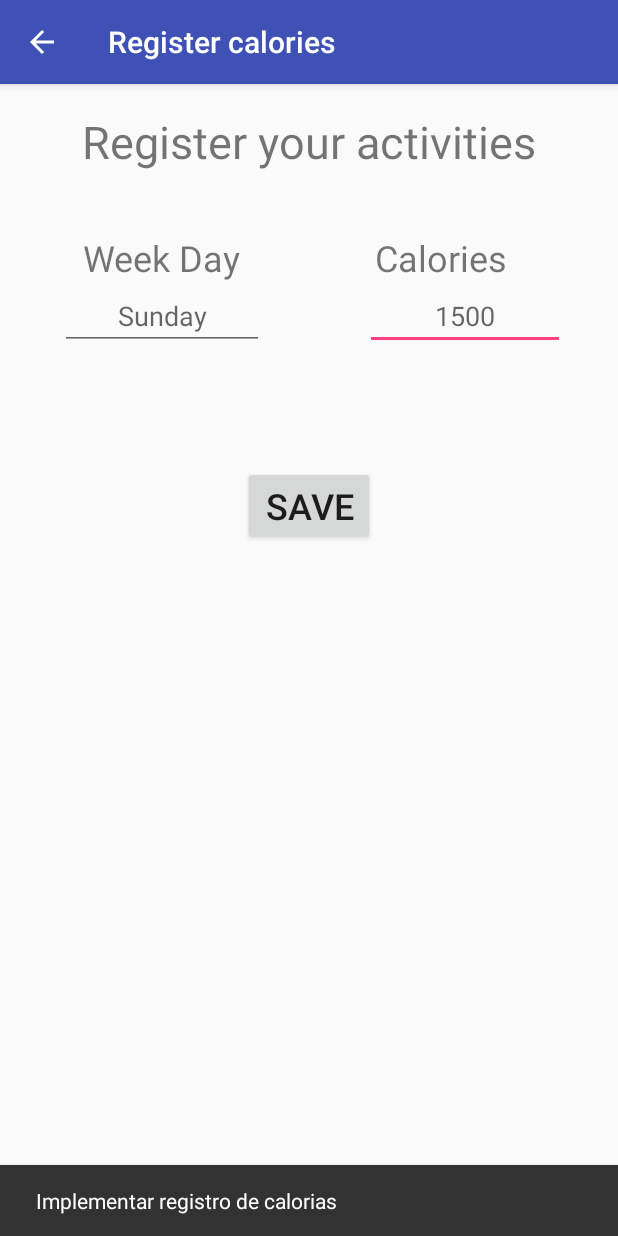
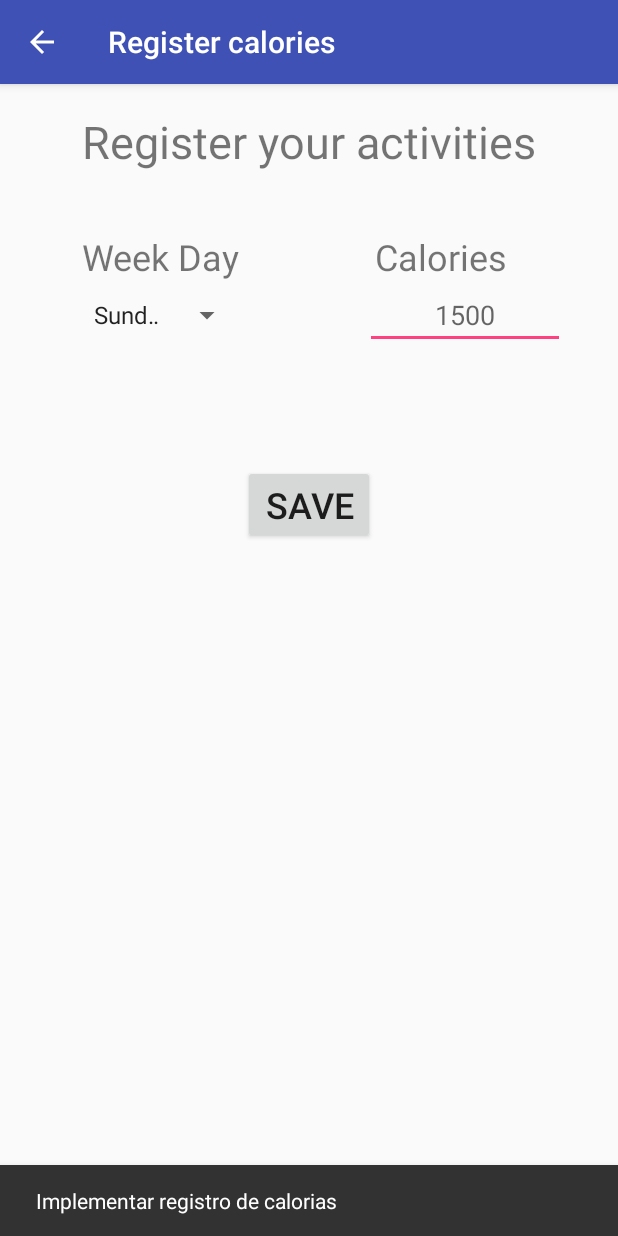
Before and after one commit to huguera10/iHealthy, an Android app: the RegisterNewCaloriesActivity screen opened directly, with no data from a screen before it, after a tap on "SAVE", on a phone screen of 412 x 824 dp. Run offline under Robolectric (Android 15) with nearby library versions, the phone set to English and light mode, and no system bars.

Commit message:
Update Calories Register Activity

```diff
--- a/app/src/main/java/com/ihealthy/ihealthy/RegisterNewCaloriesActivity.java
+++ b/app/src/main/java/com/ihealthy/ihealthy/RegisterNewCaloriesActivity.java
@@ -1,29 +1,42 @@
 package com.ihealthy.ihealthy;
 
-import android.content.Intent;
 import android.support.design.widget.Snackbar;
 import android.support.v7.app.AppCompatActivity;
 import android.os.Bundle;
+import android.view.MenuItem;
 import android.view.View;
-import android.widget.AdapterView;
 import android.widget.ArrayAdapter;
 import android.widget.Button;
 import android.widget.EditText;
-import android.widget.ListView;
+import android.widget.Spinner;
 
 public class RegisterNewCaloriesActivity extends AppCompatActivity {
+private Spinner spinner;
 
     @Override
     protected void onCreate(Bundle savedInstanceState) {
         super.onCreate(savedInstanceState);
         setContentView(R.layout.activity_register_new_calories);
-
         getSupportActionBar().setDisplayHomeAsUpEnabled(true);
 
         setTitle("Register calories");//Seta o título da activity
 
+        setWeekDaysSpinner();
+
         setSaveButton();
 
+    }
+
+    private void setWeekDaysSpinner(){
+        spinner = (Spinner) findViewById(R.id.spinner_weekdays);
+
+        // Create an ArrayAdapter using the string array and a default spinner layout
+        ArrayAdapter<CharSequence> adapter = ArrayAdapter.createFromResource(this,
+                R.array.weekdays, android.R.layout.simple_spinner_item);
+        // Specify the layout to use when the list of choices appears
+        adapter.setDropDownViewResource(android.R.layout.simple_spinner_dropdown_item);
+        // Apply the adapter to the spinner
+        spinner.setAdapter(adapter);
     }
 
     private void setSaveButton() {
@@ -33,15 +46,29 @@ public class RegisterNewCaloriesActivity extends AppCompatActivity {
             @Override
             public void onClick(View v) {
                 EditText et_calories = findViewById(R.id.et_calories);
-                EditText et_week_day = findViewById(R.id.et_week_day);
+                int weekday_id = -1;
+                if(spinner!=null) {
+                    weekday_id = spinner.getSelectedItemPosition();
+                }
 
-                registerCalories(v, et_calories, et_week_day);
+                registerCalories(v, weekday_id, et_calories);
+
             }
         });
     }
 
-    private void registerCalories(View view, EditText et_calories,EditText et_week_day){
+    private void registerCalories(View view, int weekday, EditText et_calories){
         Snackbar.make(view, "Implementar registro de calorias", Snackbar.LENGTH_LONG)
                 .setAction("Action", null).show();
     }
+
+    @Override
+    public boolean onOptionsItemSelected(MenuItem item) {
+        if (item.getItemId() == android.R.id.home) // Press Back Icon
+        {
+            finish();
+        }
+
+        return super.onOptionsItemSelected(item);
+    }
 }
--- a/app/src/main/java/com/ihealthy/ihealthy/RestaurantViewActivity.java
+++ b/app/src/main/java/com/ihealthy/ihealthy/RestaurantViewActivity.java
@@ -51,7 +51,7 @@ public class RestaurantViewActivity extends AppCompatActivity {
         listView.setOnItemClickListener(new AdapterView.OnItemClickListener() {
             @Override
             public void onItemClick(AdapterView<?> adapterView, View view, int i, long l) {
-                // TODO: CONFIRM ORDER ACTIVITY
+                // TODO: CONFIRM PRODUCT ORDER ACTIVITY
 
             }
         });
--- a/app/src/main/res/layout/activity_register_new_calories.xml
+++ b/app/src/main/res/layout/activity_register_new_calories.xml
@@ -5,6 +5,15 @@
     android:layout_width="match_parent"
     android:layout_height="match_parent"
     tools:context="com.ihealthy.ihealthy.RegisterNewCaloriesActivity">
+
+    <ScrollView
+        android:layout_width="wrap_content"
+        android:layout_height="wrap_content"
+        android:id="@+id/scrollView" >
+
+        <RelativeLayout
+            android:layout_width="match_parent"
+            android:layout_height="wrap_content">
 
             <EditText
                 android:id="@+id/et_calories"
@@ -18,22 +27,6 @@
                 android:ems="10"
                 android:hint="1500"
                 android:inputType="number"
-        android:textAlignment="center"
-        android:textSize="18sp" />
-
-    <EditText
-        android:id="@+id/et_week_day"
-        android:layout_width="136dp"
-        android:layout_height="wrap_content"
-        android:layout_alignBaseline="@+id/et_calories"
-        android:layout_alignBottom="@+id/et_calories"
-        android:layout_alignParentLeft="true"
-        android:layout_alignParentStart="true"
-        android:layout_marginLeft="40dp"
-        android:layout_marginStart="40dp"
-        android:ems="10"
-        android:hint="Sunday"
-        android:inputType="textPersonName"
                 android:textAlignment="center"
                 android:textSize="18sp" />
 
@@ -53,15 +46,13 @@
                 android:id="@+id/textView3"
                 android:layout_width="wrap_content"
                 android:layout_height="wrap_content"
-        android:layout_alignParentLeft="true"
-        android:layout_alignParentStart="true"
-        android:layout_alignParentTop="true"
-        android:layout_marginLeft="55dp"
-        android:layout_marginStart="55dp"
-        android:layout_marginTop="99dp"
+                android:layout_alignLeft="@+id/textView4"
+                android:layout_alignStart="@+id/textView4"
+                android:layout_below="@+id/textView4"
+                android:layout_marginTop="40dp"
                 android:text="Week Day"
                 android:textSize="24sp"
-        app:layout_constraintBottom_toTopOf="@+id/et_week_day"
+                app:layout_constraintBottom_toTopOf="@+id/spinner_weekdays"
                 app:layout_constraintTop_toTopOf="parent"
                 app:layout_constraintVertical_bias="1.0"
                 tools:layout_editor_absoluteX="227dp" />
@@ -90,4 +81,18 @@
                 android:text="Register your activities"
                 android:textSize="30sp" />
 
+
+            <Spinner
+                android:id="@+id/spinner_weekdays"
+                android:layout_width="match_parent"
+                android:layout_height="wrap_content"
+                android:layout_above="@+id/btn_save"
+                android:layout_alignLeft="@+id/textView3"
+                android:layout_alignStart="@+id/textView3"
+                android:layout_below="@+id/textView3"
+                android:layout_toLeftOf="@+id/btn_save"
+                android:layout_toStartOf="@+id/btn_save" />
+
         </RelativeLayout>
+    </ScrollView>
+</RelativeLayout>
--- a/app/src/main/res/values/strings.xml
+++ b/app/src/main/res/values/strings.xml
@@ -16,4 +16,14 @@
     <string name="back4app_app_id">TQhl7DbLKccsTnRgMR6rtlCSWgo7KTdfGfGDlx32</string>
     <string name="back4app_client_key">9MqGXReEnh4yKV7V9XYo92GOXTxvnZmsXL8XjpPc</string>
 
+    <string-array name="weekdays">
+        <item>Sunday</item>
+        <item>Monday</item>
+        <item>Tuesday</item>
+        <item>Wednesday</item>
+        <item>Thursday</item>
+        <item>Friday</item>
+        <item>Saturday</item>
+    </string-array>
+
 </resources>
```
Lines whose indentation alone changed are shown as unchanged.
